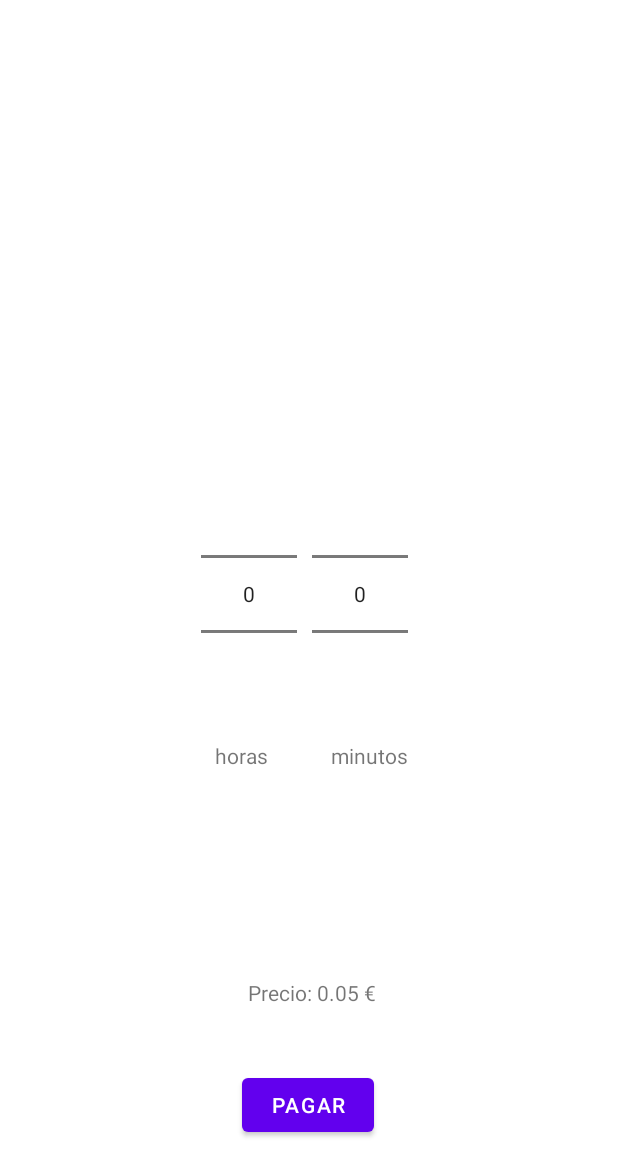
After one commit to jorgeiras/parkingAlert, an Android app: the layout activity_stripe_check_out.xml on its own in the app's theme, with its tools: preview values and no code run, on a phone screen of 412 x 824 dp. The commit adds this screen. Shown: the top 1176 px of the screen. Run offline under Robolectric (Android 15) with nearby library versions, the phone set to English and light mode, and no system bars.

Commit message:
Añadida la función de pasarela de pagos para pagar el ticket de aparcamiento.

```diff
--- a/app/build.gradle
+++ b/app/build.gradle
@@ -57,4 +57,6 @@ dependencies {
     implementation 'com.firebaseui:firebase-ui-database:6.4.0'
     implementation 'com.google.firebase:firebase-firestore:24.0.1'
     implementation 'com.firebase:geofire-android-common:3.1.0'
+    implementation 'com.stripe:stripe-android:19.3.1'
+    implementation 'com.android.volley:volley:1.1.1'
 }
--- a/app/src/main/AndroidManifest.xml
+++ b/app/src/main/AndroidManifest.xml
@@ -18,13 +18,19 @@
     <uses-permission android:name="android.permission.ACCESS_NETWORK_STATE" />
     <uses-permission android:name="com.google.android.providers.gsf.permission.READ_GSERVICES" />
 
+    <uses-permission android:name="android.permission.INTERNET" />
+
     <application
         android:allowBackup="true"
         android:icon="@mipmap/ic_launcher"
         android:label="@string/app_name"
+        android:usesCleartextTraffic="true"
         android:roundIcon="@mipmap/ic_launcher"
         android:supportsRtl="true"
         android:theme="@style/Theme.ParkingAlert">
+        <activity
+            android:name=".StripeCheckOutActivity"
+            android:exported="false" />
         <activity
             android:name=".UserItemActivity"
             android:exported="false" />
--- a/app/src/main/java/com/example/parkingalert/MapsFragment.java
+++ b/app/src/main/java/com/example/parkingalert/MapsFragment.java
@@ -24,6 +24,7 @@ import com.google.android.gms.maps.MapView;
 import com.google.android.gms.maps.MapsInitializer;
 import com.google.android.gms.maps.OnMapReadyCallback;
 import com.google.android.gms.maps.SupportMapFragment;
+import com.google.android.gms.maps.UiSettings;
 import com.google.android.gms.maps.model.CameraPosition;
 import com.google.android.gms.maps.model.LatLng;
 import com.google.android.gms.maps.model.MarkerOptions;
@@ -71,7 +72,7 @@ public class MapsFragment extends Fragment implements OnMapReadyCallback {
             }
             googleMap.setMyLocationEnabled(true);
 
-
+            googleMap.getUiSettings().setMapToolbarEnabled(false);
 
 
 
--- a/app/src/main/java/com/example/parkingalert/parkAdapter.java
+++ b/app/src/main/java/com/example/parkingalert/parkAdapter.java
@@ -81,6 +81,7 @@ public class parkAdapter extends RecyclerView.Adapter<parkAdapter.ParkViewHolder
                     }
 
 
+                    itemActivity.putExtra("docID",list.get(i).getDocID());
                     itemActivity.putExtra("UserID",list.get(i).getUserID());
                     itemActivity.putExtra("encodedBitMap",list.get(i).getEncodedBitmapPhoto());
                     itemActivity.putExtra("latitude",list.get(i).getLatitude());
--- /dev/null
+++ b/app/src/main/res/layout/activity_stripe_check_out.xml
@@ -0,0 +1,85 @@
+<?xml version="1.0" encoding="utf-8"?>
+<androidx.constraintlayout.widget.ConstraintLayout xmlns:android="http://schemas.android.com/apk/res/android"
+    xmlns:app="http://schemas.android.com/apk/res-auto"
+    xmlns:tools="http://schemas.android.com/tools"
+    android:layout_width="match_parent"
+    android:layout_height="match_parent"
+    tools:context=".StripeCheckOutActivity">
+
+
+    <Button
+        android:id="@+id/buttonPay"
+        android:layout_width="wrap_content"
+        android:layout_height="wrap_content"
+        android:gravity="center"
+        android:text="pagar"
+        app:layout_constraintBottom_toBottomOf="parent"
+        app:layout_constraintEnd_toEndOf="parent"
+        app:layout_constraintHorizontal_bias="0.498"
+        app:layout_constraintStart_toStartOf="parent"
+        app:layout_constraintTop_toTopOf="parent"
+        app:layout_constraintVertical_bias="0.918"></Button>
+
+    <TextView
+        android:id="@+id/ticketPrice"
+        android:layout_width="wrap_content"
+        android:layout_height="wrap_content"
+        android:layout_marginBottom="41dp"
+        android:gravity="center"
+        android:text="Precio: 0.05 €"
+        app:layout_constraintBottom_toTopOf="@+id/buttonPay"
+        app:layout_constraintEnd_toEndOf="parent"
+        app:layout_constraintHorizontal_bias="0.504"
+        app:layout_constraintStart_toStartOf="parent"
+        app:layout_constraintTop_toBottomOf="@+id/textView2"
+        app:layout_constraintVertical_bias="1.0">
+
+    </TextView>
+
+    <NumberPicker
+        android:id="@+id/numberPickerHours"
+        android:layout_width="wrap_content"
+        android:layout_height="wrap_content"
+        app:layout_constraintBottom_toTopOf="@+id/buttonPay"
+        app:layout_constraintEnd_toStartOf="@+id/numberPickerMinutes"
+        app:layout_constraintHorizontal_bias="0.93"
+        app:layout_constraintStart_toStartOf="parent"
+        app:layout_constraintTop_toTopOf="parent"
+        app:layout_constraintVertical_bias="0.574"></NumberPicker>
+
+    <TextView
+        android:id="@+id/textView2"
+        android:layout_width="wrap_content"
+        android:layout_height="wrap_content"
+        android:layout_marginTop="8dp"
+        android:layout_marginEnd="140dp"
+        android:text="minutos"
+        app:layout_constraintEnd_toEndOf="parent"
+        app:layout_constraintTop_toBottomOf="@+id/numberPickerMinutes">
+
+    </TextView>
+
+    <TextView
+        android:id="@+id/textView3"
+        android:layout_width="wrap_content"
+        android:layout_height="wrap_content"
+        android:layout_marginTop="8dp"
+        android:text="horas"
+        app:layout_constraintEnd_toStartOf="@+id/textView2"
+        app:layout_constraintHorizontal_bias="0.774"
+        app:layout_constraintStart_toStartOf="parent"
+        app:layout_constraintTop_toBottomOf="@+id/numberPickerHours">
+
+    </TextView>
+
+    <NumberPicker
+        android:id="@+id/numberPickerMinutes"
+        android:layout_width="wrap_content"
+        android:layout_height="wrap_content"
+        android:layout_marginEnd="140dp"
+        app:layout_constraintBottom_toTopOf="@+id/buttonPay"
+        app:layout_constraintEnd_toEndOf="parent"
+        app:layout_constraintTop_toTopOf="parent"
+        app:layout_constraintVertical_bias="0.574"></NumberPicker>
+
+</androidx.constraintlayout.widget.ConstraintLayout>
```
Also changed, not shown: app/src/main/java/com/example/parkingalert/AddParkingActivity.java (+1 -16 lines), app/src/main/java/com/example/parkingalert/ParkingItemActivity.java (+37 -7 lines), app/src/main/java/com/example/parkingalert/ParkingSpace.java (+9 -0 lines), app/src/main/java/com/example/parkingalert/PopularParkingsFragment.java (+23 -15 lines), app/src/main/java/com/example/parkingalert/RecentParkingsFragment.java (+33 -37 lines), app/src/main/java/com/example/parkingalert/StripeCheckOutActivity.java (added, +279 -0 lines), app/src/main/res/layout/activity_parking_item.xml (+5 -5 lines).
